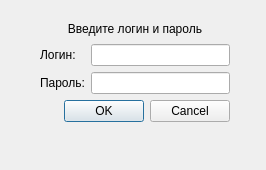
This is UI/register.ui in Klef99/yandexlyceum-pyqt as Qt 5 draws it before an edit. The edited form follows.
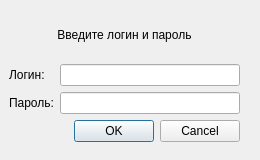
This is the edited form. Icons and pictures are not drawn.

What changed in the file:
```diff
--- a/UI/register.ui
+++ b/UI/register.ui
@@ -6,8 +6,8 @@
    <rect>
     <x>0</x>
     <y>0</y>
-    <width>266</width>
-    <height>170</height>
+    <width>260</width>
+    <height>160</height>
    </rect>
   </property>
   <property name="windowTitle">
@@ -20,10 +20,10 @@
   <widget class="QWidget" name="">
    <property name="geometry">
     <rect>
-     <x>40</x>
-     <y>20</y>
-     <width>190</width>
-     <height>102</height>
+     <x>9</x>
+     <y>11</y>
+     <width>231</width>
+     <height>131</height>
     </rect>
    </property>
    <layout class="QVBoxLayout" name="verticalLayout_4">
```
